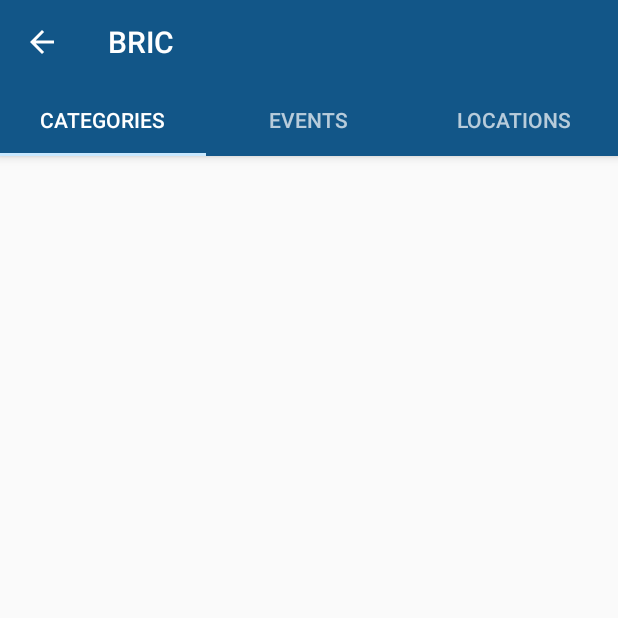
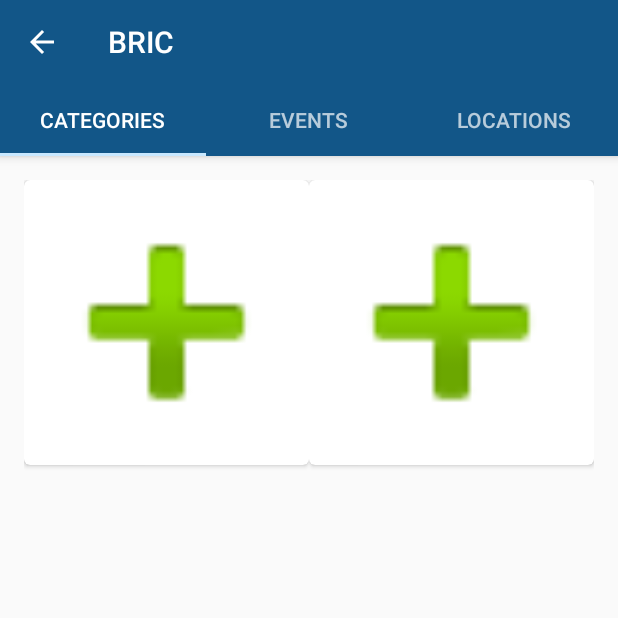
Before and after one commit to brooklyn2016/team-24, an Android app: the screen it shows after launch (MainActivity), on a phone screen of 412 x 824 dp, the top half of it. Run offline under Robolectric (Android 15) with nearby library versions, the phone set to English and light mode, and no system bars.

Commit message:
finished basic version of main page

```diff
--- a/app/build.gradle
+++ b/app/build.gradle
@@ -29,6 +29,7 @@
 
     compile 'com.android.support:recyclerview-v7:+'
     compile 'com.android.support:design:+'
+    compile 'com.android.support:cardview-v7:+'
 }
 
 apply plugin: 'com.google.gms.google-services'
--- a/app/src/main/java/com/team24/bric/adapters/TagAdapter.java
+++ b/app/src/main/java/com/team24/bric/adapters/TopicAdapter.java
@@ -1,14 +1,18 @@
 package com.team24_jpm.bric.adapters;
 
-import android.content.Context;
 import android.support.v7.widget.RecyclerView;
+import android.view.LayoutInflater;
+import android.view.View;
 import android.view.ViewGroup;
+
+import com.team24_jpm.bric.R;
+import com.team24_jpm.bric.views.SquareImageView;
 
 /**
  * Created by harrisonmelton on 10/28/16.
  * Adapter file for GridView on main page.
  */
-public class TagAdapter extends RecyclerView.Adapter<RecyclerView.ViewHolder> {
+public class TopicAdapter extends RecyclerView.Adapter<TopicAdapter.ViewHolder> {
 
     // Index 0 is categories, index 1 is locations, index 2 is event series
     private final String[][] CATEGORIES = {{"Comedy", "Family Friendly", "Theater", "Films",
@@ -23,20 +27,23 @@
                                             "Dance at BRIC House", "Media Talks",
                                             "Fireworks Residency", "In Concert"}};
     private int categorySection;
-    private Context context;
 
-    public TagAdapter(Context context) {
-        this.context = context;
+    public TopicAdapter() {
         categorySection = 0;
     }
 
     @Override
-    public RecyclerView.ViewHolder onCreateViewHolder(ViewGroup parent, int viewType) {
-        return null;
+    public TopicAdapter.ViewHolder onCreateViewHolder(ViewGroup parent, int viewType) {
+        ViewHolder viewHolder;
+        View v = LayoutInflater.from(parent.getContext()).inflate(R.layout.topic_view_layout,
+                parent, false);
+
+        viewHolder = new ViewHolder(v);
+        return viewHolder;
     }
 
     @Override
-    public void onBindViewHolder(RecyclerView.ViewHolder holder, int position) {
+    public void onBindViewHolder(TopicAdapter.ViewHolder holder, int position) {
 
     }
 
@@ -44,4 +51,19 @@
     public int getItemCount() {
         return CATEGORIES[categorySection].length;
     }
+
+    /**
+     * ViewHolder class for each cell in RecyclerView
+     */
+    public static class ViewHolder extends RecyclerView.ViewHolder {
+
+        public View parentView;
+        public SquareImageView imageView;
+
+        public ViewHolder(View v) {
+            super(v);
+            parentView = v;
+            imageView = (SquareImageView) v.findViewById(R.id.topic_image);
+        }
+    }
 }
--- a/app/src/main/java/com/team24/bric/fragments/TopicFragment.java
+++ b/app/src/main/java/com/team24/bric/fragments/TopicFragment.java
@@ -2,11 +2,14 @@
 
 import android.os.Bundle;
 import android.support.v4.app.Fragment;
+import android.support.v7.widget.GridLayoutManager;
+import android.support.v7.widget.RecyclerView;
 import android.view.LayoutInflater;
 import android.view.View;
 import android.view.ViewGroup;
 
 import com.team24_jpm.bric.R;
+import com.team24_jpm.bric.adapters.TopicAdapter;
 import com.team24_jpm.bric.helpers.Topic;
 
 /**
@@ -16,6 +19,7 @@
 public class TopicFragment extends Fragment {
 
     private Topic category;
+    private RecyclerView recycler;
 
     public TopicFragment(){}
 
@@ -36,6 +40,13 @@
 
     @Override
     public View onCreateView(LayoutInflater inflater, ViewGroup container, Bundle savedInstanceState) {
-        return inflater.inflate(R.layout.fragment_topics, container, false);
+        View mainView = inflater.inflate(R.layout.fragment_topics, container, false);
+
+        // Set RecyclerView to use 2 columns
+        recycler = (RecyclerView) mainView.findViewById(R.id.fragment_recycler);
+        recycler.setLayoutManager(new GridLayoutManager(getContext(), 2));
+        recycler.setAdapter(new TopicAdapter());
+
+        return mainView;
     }
 }
--- /dev/null
+++ b/app/src/main/java/com/team24/bric/views/SquareCardView.java
@@ -0,0 +1,34 @@
+package com.team24_jpm.bric.views;
+
+import android.content.Context;
+import android.support.v7.widget.CardView;
+import android.util.AttributeSet;
+
+/**
+ * Created by harrisonmelton on 10/29/16.
+ * CardView forced into a square
+ */
+public class SquareCardView extends CardView {
+    public SquareCardView(Context context) {
+        super(context);
+    }
+
+    public SquareCardView(Context context, AttributeSet attrs) {
+        super(context, attrs);
+    }
+
+    public SquareCardView(Context context, AttributeSet attrs, int defStyleAttr) {
+        super(context, attrs, defStyleAttr);
+    }
+
+    @SuppressWarnings("all")
+    @Override
+    protected void onMeasure(int widthMeasureSpec, int heightMeasureSpec) {
+        super.onMeasure(widthMeasureSpec, widthMeasureSpec);
+    }
+
+    @Override
+    protected void onSizeChanged(int w, int h, int oldw, int oldh) {
+        super.onSizeChanged(w, w, oldw, oldh);
+    }
+}
--- /dev/null
+++ b/app/src/main/java/com/team24/bric/views/SquareImageView.java
@@ -0,0 +1,38 @@
+package com.team24_jpm.bric.views;
+
+import android.content.Context;
+import android.util.AttributeSet;
+import android.widget.ImageView;
+
+/**
+ * Created by harrisonmelton on 10/29/16.
+ * ImageView forced into a square
+ */
+public class SquareImageView extends ImageView {
+    public SquareImageView(Context context) {
+        super(context);
+    }
+
+    public SquareImageView(Context context, AttributeSet attrs) {
+        super(context, attrs);
+    }
+
+    public SquareImageView(Context context, AttributeSet attrs, int defStyleAttr) {
+        super(context, attrs, defStyleAttr);
+    }
+
+    public SquareImageView(Context context, AttributeSet attrs, int defStyleAttr, int defStyleRes) {
+        super(context, attrs, defStyleAttr, defStyleRes);
+    }
+
+    @SuppressWarnings("all")
+    @Override
+    protected void onMeasure(int widthMeasureSpec, int heightMeasureSpec) {
+        super.onMeasure(widthMeasureSpec, widthMeasureSpec);
+    }
+
+    @Override
+    protected void onSizeChanged(int w, int h, int oldw, int oldh) {
+        super.onSizeChanged(w, w, oldw, oldh);
+    }
+}
--- a/app/src/main/res/layout/fragment_topics.xml
+++ b/app/src/main/res/layout/fragment_topics.xml
@@ -3,7 +3,7 @@
                 android:layout_width="match_parent"
                 android:layout_height="match_parent">
 
-    <RelativeLayout
+    <android.support.v7.widget.RecyclerView
         android:id="@+id/fragment_recycler"
         android:layout_width="match_parent"
         android:layout_height="match_parent"
--- a/app/src/main/res/layout/topic_view_layout.xml
+++ b/app/src/main/res/layout/topic_view_layout.xml
@@ -4,4 +4,19 @@
               android:layout_width="match_parent"
               android:layout_height="match_parent">
 
+    <com.team24_jpm.bric.views.SquareCardView
+        xmlns:card_view="http://schemas.android.com/apk/res-auto"
+        android:layout_width="match_parent"
+        android:layout_height="match_parent"
+        android:layout_gravity="center"
+        card_view:cardCornerRadius="4dp">
+
+        <com.team24_jpm.bric.views.SquareImageView
+            android:id="@+id/topic_image"
+            android:layout_width="match_parent"
+            android:src="@android:drawable/ic_input_add"
+            android:layout_height="match_parent"/>
+
+    </com.team24_jpm.bric.views.SquareCardView>
+
 </LinearLayout>
```
